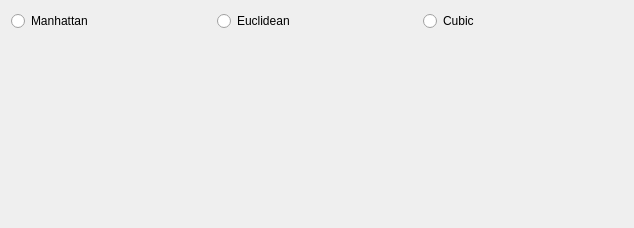
First picture: the form in src/Interface/Application/ConnectionStyleWizardPage.ui, repository SCIInstitute/SCIRun, before the edit.
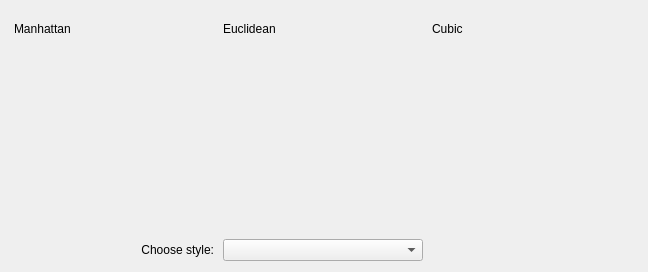
Second picture: the form after the edit.

Commit message: Basic wizard is done

Diff of the .ui file:
```diff
--- a/src/Interface/Application/ConnectionStyleWizardPage.ui
+++ b/src/Interface/Application/ConnectionStyleWizardPage.ui
@@ -6,41 +6,27 @@
    <rect>
     <x>0</x>
     <y>0</y>
-    <width>630</width>
-    <height>221</height>
+    <width>648</width>
+    <height>272</height>
    </rect>
   </property>
   <property name="windowTitle">
    <string/>
   </property>
   <property name="title">
-   <string>Connection style</string>
+   <string>Connection drawing style</string>
   </property>
   <property name="subTitle">
-   <string>Choose a connection draw style:</string>
+   <string/>
   </property>
   <layout class="QGridLayout" name="gridLayout_2">
    <item row="0" column="0">
-    <widget class="QRadioButton" name="manhattanRadioButton_">
+    <widget class="QLabel" name="label">
      <property name="text">
       <string>Manhattan</string>
      </property>
     </widget>
    </item>
-   <item row="0" column="1">
-    <widget class="QRadioButton" name="euclideanRadioButton_">
-     <property name="text">
-      <string>Euclidean</string>
-     </property>
-    </widget>
-   </item>
-   <item row="0" column="2">
-    <widget class="QRadioButton" name="cubicRadioButton_">
-     <property name="text">
-      <string>Cubic</string>
-     </property>
-    </widget>
-   </item>
    <item row="1" column="0">
     <widget class="QLabel" name="manhattanLabel_">
      <property name="sizePolicy">
@@ -98,6 +84,52 @@
      </property>
     </widget>
    </item>
+   <item row="0" column="1">
+    <widget class="QLabel" name="label_2">
+     <property name="text">
+      <string>Euclidean</string>
+     </property>
+    </widget>
+   </item>
+   <item row="0" column="2">
+    <widget class="QLabel" name="label_3">
+     <property name="text">
+      <string>Cubic</string>
+     </property>
+    </widget>
+   </item>
+   <item row="2" column="1">
+    <widget class="QComboBox" name="connectionComboBox_">
+     <property name="currentIndex">
+      <number>-1</number>
+     </property>
+     <item>
+      <property name="text">
+       <string>Manhattan</string>
+      </property>
+     </item>
+     <item>
+      <property name="text">
+       <string>Euclidean</string>
+      </property>
+     </item>
+     <item>
+      <property name="text">
+       <string>Cubic</string>
+      </property>
+     </item>
+    </widget>
+   </item>
+   <item row="2" column="0">
+    <widget class="QLabel" name="label_4">
+     <property name="text">
+      <string>Choose style:</string>
+     </property>
+     <property name="alignment">
+      <set>Qt::AlignRight|Qt::AlignTrailing|Qt::AlignVCenter</set>
+     </property>
+    </widget>
+   </item>
   </layout>
  </widget>
  <resources/>
```
The commit also changes 5 other files.
